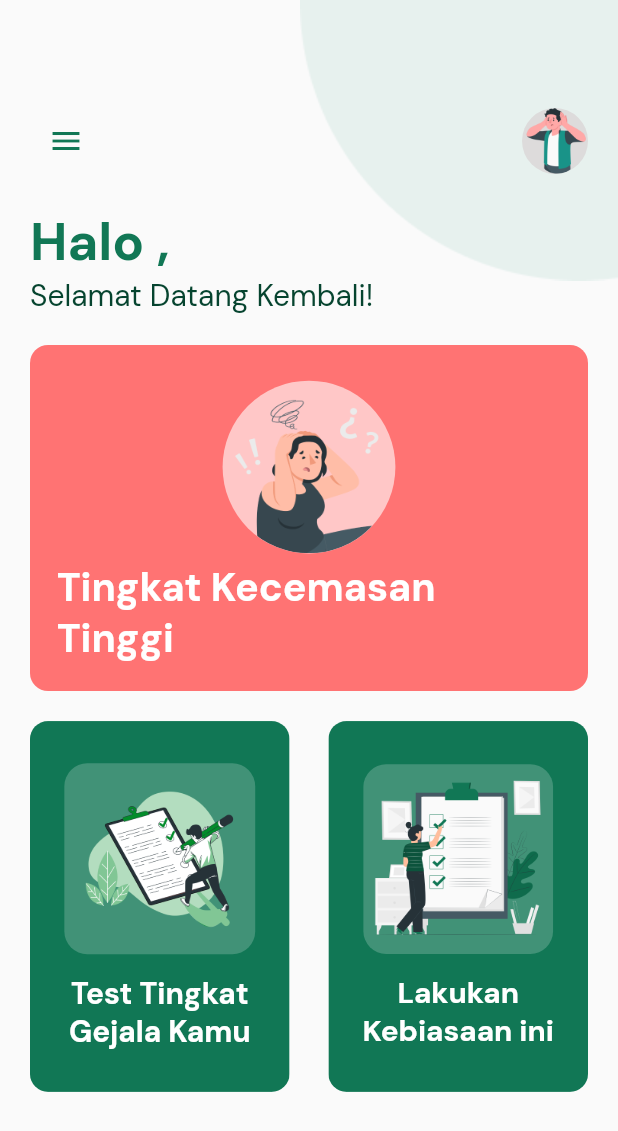
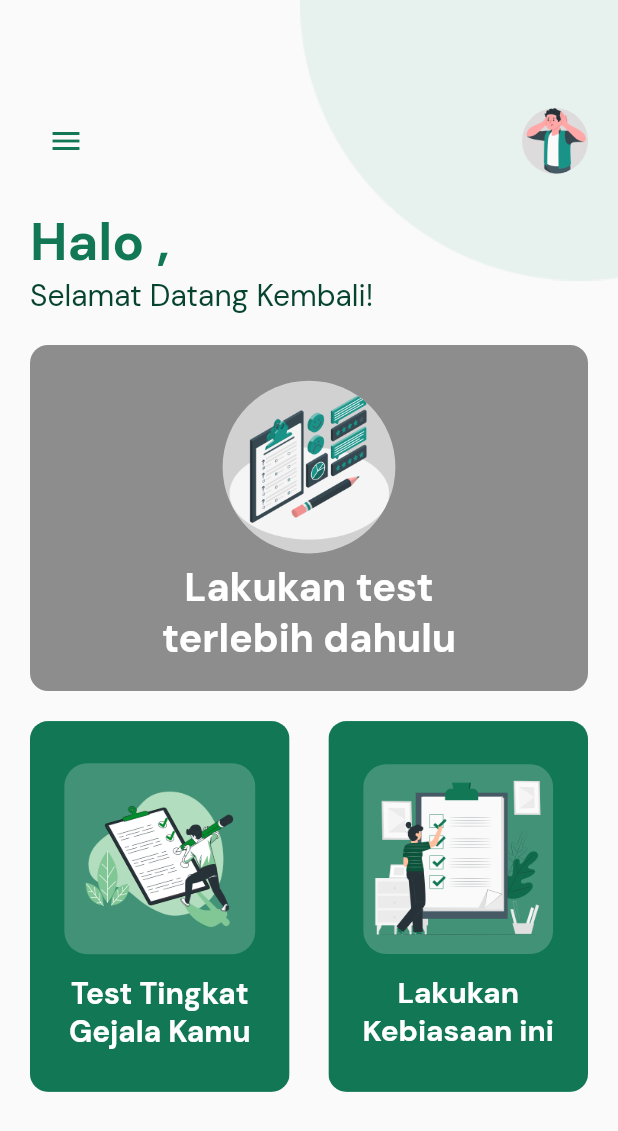
Before and after one commit to NaufalRozan/PanicAttack_App, a Flutter app: the screen it shows once a user with an empty profile is signed in, on a phone screen of 412 x 824 dp. Shown: the top 1131 px of the screen. Run offline on Flutter 3.47's test engine with Material 2 defaults, Android fonts, the light colour scheme and no system bars; our stand-ins replace cloud_firestore, firebase_auth, firebase_core, google_fonts; accounts and stored records are empty.

Commit message:
Menambahkan kategori untuk yang belum daftar

```diff
--- a/lib/pages/home_page.dart
+++ b/lib/pages/home_page.dart
@@ -58,11 +58,16 @@ class _HomePageState extends State<HomePage> {
       cardText = 'Tingkat Kecemasan Sedang';
       textColors = Color(0xff06442F);
       imageCard = 'lib/assets/images/Worried-amico.png';
-    } else {
+    } else if (_anxietyLevel == 'Anxiety Level High') {
       cardColor = cardRed; // Atur warna sesuai level high
       cardText = 'Tingkat Kecemasan Tinggi';
       textColors = Color(0xffffffff);
       imageCard = 'lib/assets/images/Student stress-amico.png';
+    } else {
+      cardColor = greyColor; // Atur warna sesuai level high
+      cardText = 'Lakukan test\nterlebih dahulu';
+      textColors = Color(0xffffffff);
+      imageCard = 'lib/assets/images/Customer Survey-amico.png';
     }
 
     return Container(
@@ -261,7 +266,10 @@ class _HomePageState extends State<HomePage> {
                                               0.064,
                                       fontWeight: bold,
                                       color: textColors),
+                                      textAlign: TextAlign
+                                              .center,
                                 ),
+
                               ],
                             ),
                           ),
```
